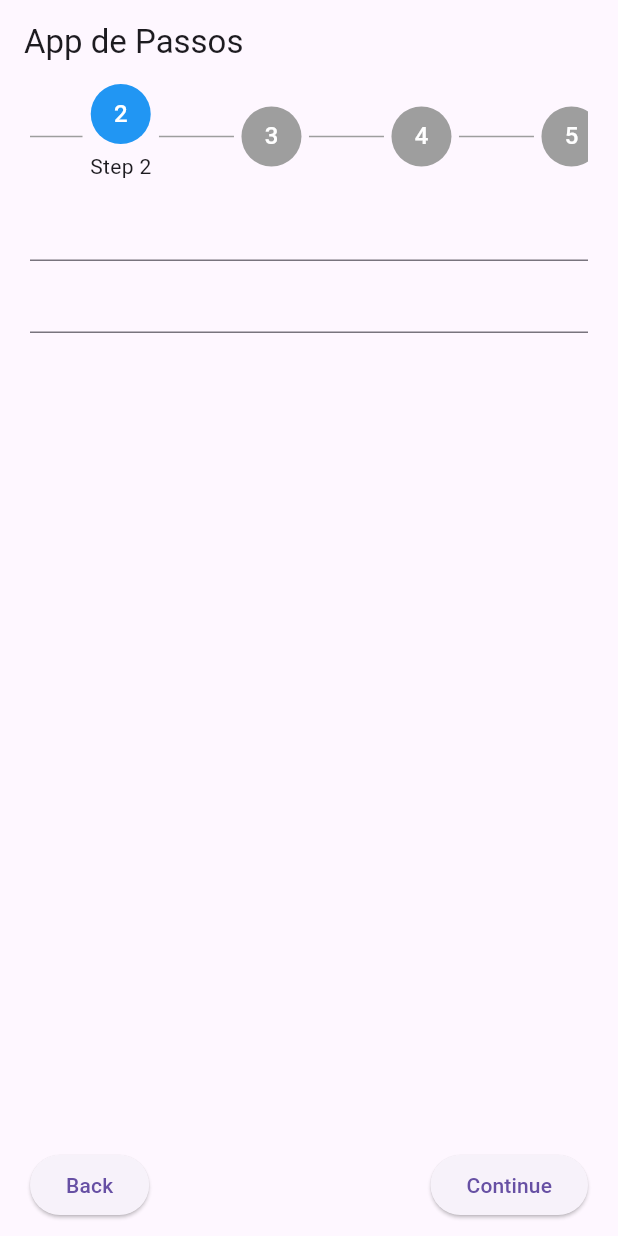
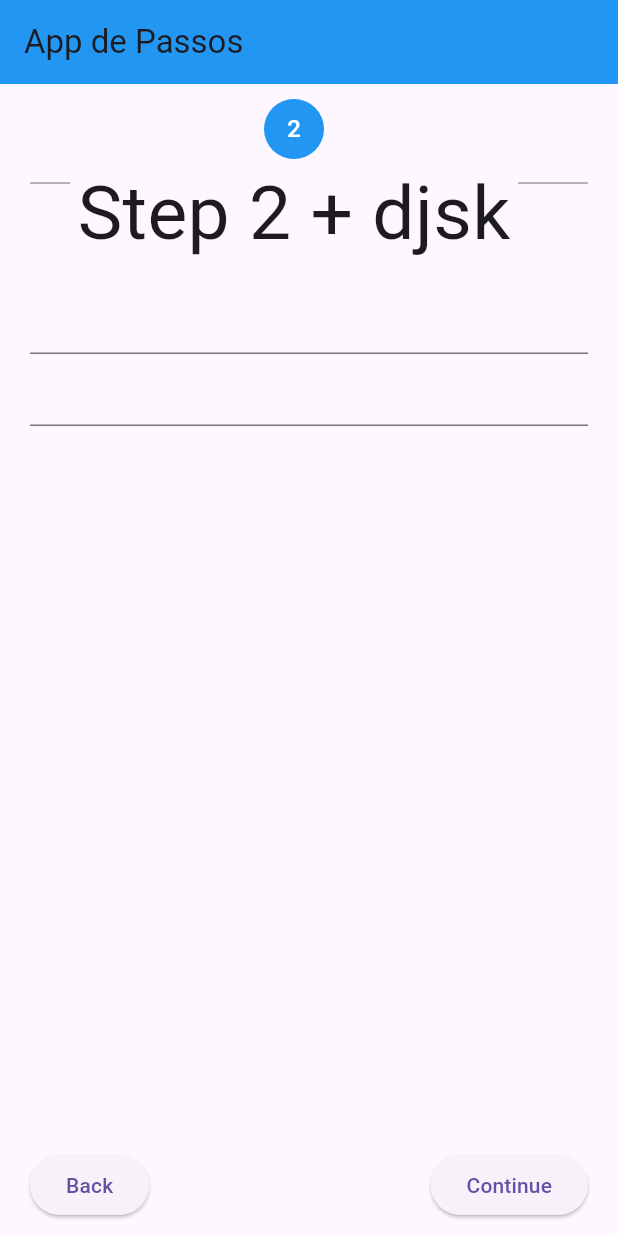
Before and after one commit to Felipe-Linhares/stepper_complete, a Flutter app: the screen it shows after launch, after a tap on "Continue", on a phone screen of 412 x 824 dp. Run offline on Flutter 3.47's test engine with Material 3 defaults, Android fonts, the phone set to English and light mode, and no system bars.

Commit message:
[STC-43] - Improved horizontal scrolling

```diff
--- a/example/lib/main.dart
+++ b/example/lib/main.dart
@@ -21,13 +21,15 @@ class _MyAppState extends State<MyApp> {
       home: Scaffold(
           appBar: AppBar(
             title: const Text('App de Passos'),
+            backgroundColor: Colors.blue,
           ),
           body: StepperComplete(
             currentStep: currentStep,
             steps: List.generate(
               5,
               (index) => Step(
-                title: Text('Step ${index + 1}'),
+                title: Text('Step ${index + 1} + djsk',
+                    style: const TextStyle(fontSize: 50)),
                 content: Form(
                   key: formKeys[index],
                   child: SingleChildScrollView(
@@ -55,13 +57,6 @@ class _MyAppState extends State<MyApp> {
                 ),
               ),
             ),
-            // onStepTapped: (step) {
-            //   if (formKeys[currentStep].currentState!.validate()) {
-            //     setState(() {
-            //       currentStep = step;
-            //     });
-            //   }
-            // },
             onStepContinue: () {
               setState(() {
                 if (currentStep < 19) {
--- a/lib/src/stepper_complete.dart
+++ b/lib/src/stepper_complete.dart
@@ -58,21 +58,52 @@ class _StepperCompleteState extends State<StepperComplete> {
   /// The [ScrollController] used to control the scrolling of the steps.
   final ScrollController _scrollController = ScrollController();
 
+  /// The [List<GlobalKey>] of the steps.
+  late List<GlobalKey> _stepKeys;
+
+  @override
+  void initState() {
+    super.initState();
+    // Create a list of keys, one for each step.
+    _stepKeys = List<GlobalKey>.generate(
+      widget.steps.length,
+      (_) => GlobalKey(),
+    );
+  }
+
   @override
   void didUpdateWidget(covariant StepperComplete oldWidget) {
     super.didUpdateWidget(oldWidget);
     if (widget.currentStep != oldWidget.currentStep) {
+      WidgetsBinding.instance.addPostFrameCallback((_) {
+        // if there are more than 4 steps, scroll to the middle of the current step
         if (widget.steps.length > 4) {
           if (widget.currentStep == 0) {
             _scrollController.jumpTo(0.0);
           } else {
+            // calculate the offset by adding up the widths of previous steps
+            double offset =
+                _stepKeys.sublist(0, widget.currentStep).map((GlobalKey key) {
+              final RenderBox currentStepRenderBox =
+                  key.currentContext!.findRenderObject() as RenderBox;
+              return currentStepRenderBox.size.width;
+            }).reduce((double value, double element) => value + element);
+            // calculate the width of the current step
+            final RenderBox currentStepRenderBox = _stepKeys[widget.currentStep]
+                .currentContext!
+                .findRenderObject() as RenderBox;
+            final double stepWidth = currentStepRenderBox.size.width;
+            // calculate the width of the screen
+            final double screenWidth = MediaQuery.of(context).size.width;
+            // scroll to the middle of the current step
             _scrollController.animateTo(
-            widget.currentStep * 60.0,
+              offset - screenWidth / 2 + stepWidth / 2,
               duration: const Duration(milliseconds: 500),
               curve: Curves.easeInOut,
             );
           }
         }
+      });
     }
   }
 
@@ -88,12 +119,17 @@ class _StepperCompleteState extends State<StepperComplete> {
             scrollDirection: Axis.horizontal,
             child: Row(
               children: widget.steps.map((step) {
+                // get the index of the step
                 int index = widget.steps.indexOf(step);
+                // check if the step is the current step
                 bool isCurrentStep = index == widget.currentStep;
 
                 return Row(
+                  key: _stepKeys[index],
                   children: [
-                    Column(
+                    Padding(
+                      padding: const EdgeInsets.only(top: 10, bottom: 10),
+                      child: Column(
                         children: [
                           CircleAvatar(
                             radius: 20,
@@ -108,8 +144,8 @@ class _StepperCompleteState extends State<StepperComplete> {
                                 : (widget.currentStep == index
                                     ? Text(
                                         '${index + 1}',
-                                      style:
-                                          const TextStyle(color: Colors.white),
+                                        style: const TextStyle(
+                                            color: Colors.white),
                                       )
                                     : const Icon(
                                         Icons.check,
@@ -117,20 +153,9 @@ class _StepperCompleteState extends State<StepperComplete> {
                                       )),
                           ),
                           if (widget.currentStep == index)
-                          Padding(
-                            padding: const EdgeInsets.symmetric(vertical: 5),
-                            child: widget.steps[widget.currentStep].title
-                                        .toString()
-                                        .length >
-                                    20
-                                ? SizedBox(
-                                    width: 100,
-                                    child:
-                                        widget.steps[widget.currentStep].title,
-                                  )
-                                : widget.steps[widget.currentStep].title,
-                          )
+                            widget.steps[widget.currentStep].title
                         ],
+                      ),
                     ),
                     if (index != widget.steps.length - 1)
                       Container(
--- a/pubspec.yaml
+++ b/pubspec.yaml
@@ -1,6 +1,6 @@
 name: stepper_complete
 description: "StepperComplete: A customizable Flutter package for creating intuitive and responsive step-by-step wizards."
-version: 0.0.9
+version: 0.1.0
 homepage: https://github.com/Felipe-Linhares
 repository: https://github.com/Felipe-Linhares/stepper_complete
 
```
Also changed, not shown: 2 other files. Lines whose indentation alone changed are shown as unchanged.
